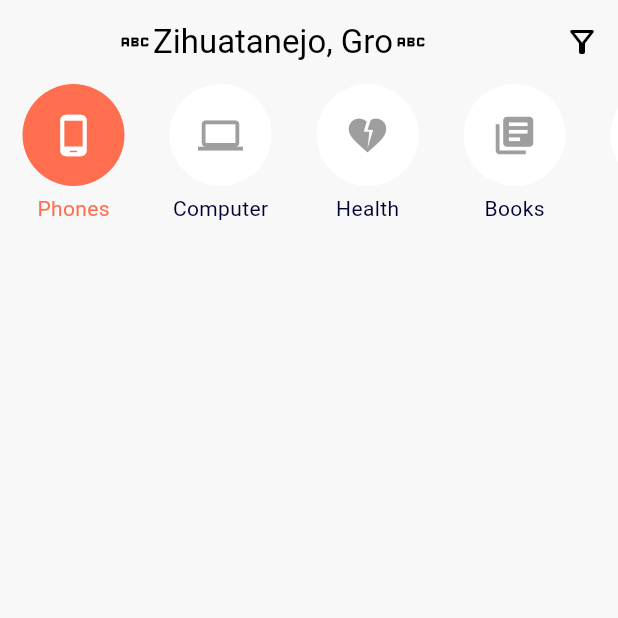
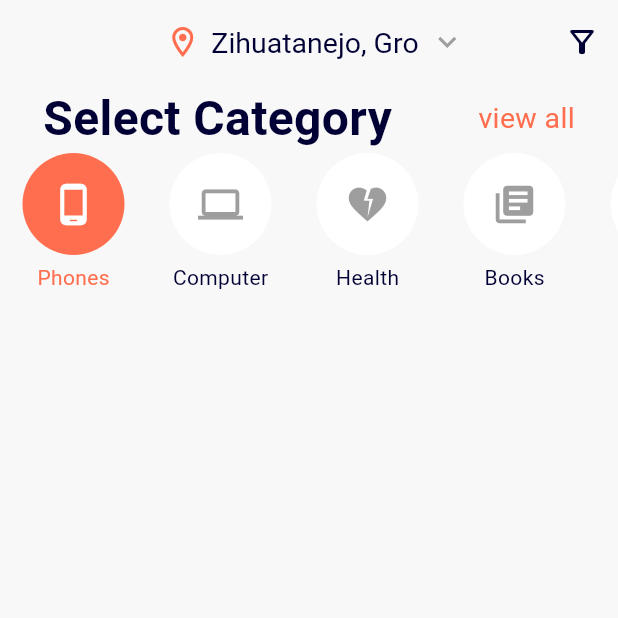
Before and after one commit to MatveevYasha/online-store-application, a Flutter app: the screen it shows after launch, on a phone screen of 412 x 824 dp, the top half of it. Run offline on Flutter 3.47's test engine with Material 2 defaults, Android fonts, the phone set to English and light mode, and no system bars.

Commit message:
add appBar

```diff
--- a/lib/ui/app.dart
+++ b/lib/ui/app.dart
@@ -1,6 +1,7 @@
 import 'package:flutter/material.dart';
 import 'package:online_store_application/ui/screens/splash_screen/splash_screen.dart';
 import 'package:online_store_application/ui/theme/color_scheme.dart';
+import 'package:online_store_application/ui/theme/text_theme.dart';
 
 class App extends StatelessWidget {
   const App({super.key});
@@ -10,6 +11,7 @@ class App extends StatelessWidget {
     return MaterialApp(
       title: 'Online store application',
       theme: ThemeData(
+        textTheme: textTheme,
         useMaterial3: true,
         colorScheme: colorScheme,
       ),
--- a/lib/ui/screens/home_screen/home_screen.dart
+++ b/lib/ui/screens/home_screen/home_screen.dart
@@ -1,7 +1,11 @@
+// ignore_for_file: public_member_api_docs, sort_constructors_first
 import 'package:flutter/material.dart';
-import 'package:online_store_application/data/models/category_token.dart';
+
 import 'package:online_store_application/ui/screens/home_screen/widgets/category_select.dart';
+import 'package:online_store_application/ui/screens/home_screen/widgets/category_text.dart';
+import 'package:online_store_application/ui/screens/home_screen/widgets/main_app_bar.dart';
 import 'package:online_store_application/ui/theme/color_scheme.dart';
+import 'package:online_store_application/ui/theme/text_theme.dart';
 
 class HomeScreen extends StatefulWidget {
   const HomeScreen({super.key});
@@ -14,24 +18,14 @@ class _HomeScreenState extends State<HomeScreen> {
   @override
   Widget build(BuildContext context) {
     return Scaffold(
-      appBar: AppBar(
-        title: Row(
-          mainAxisAlignment: MainAxisAlignment.center,
-          children: [
-            Icon(Icons.abc),
-            Text('Zihuatanejo, Gro'),
-            Icon(Icons.abc),
-          ],
-          // переделать
-        ),
-        actions: [
-          IconButton(
-              onPressed: () {}, icon: const Icon(Icons.filter_alt_outlined))
-        ],
-      ),
+      appBar: const MainAppBar(),
       body: Column(
-        children: const [
-          CategoryList(),
+        children: [
+          CategoryText(
+            textLeft: 'Select Category',
+            textRight: 'view all',
+          ),
+          const CategoryList(),
         ],
       ),
     );
--- /dev/null
+++ b/lib/ui/screens/home_screen/widgets/category_text.dart
@@ -0,0 +1,30 @@
+import 'package:flutter/material.dart';
+import 'package:online_store_application/ui/theme/color_scheme.dart';
+import 'package:online_store_application/ui/theme/text_theme.dart';
+
+class CategoryText extends StatelessWidget {
+  String textLeft;
+  String textRight;
+  CategoryText({
+    Key? key,
+    required this.textLeft,
+    required this.textRight,
+  }) : super(key: key);
+
+  @override
+  Widget build(BuildContext context) {
+    return Row(
+      mainAxisAlignment: MainAxisAlignment.spaceAround,
+      children: [
+        Text(
+          textLeft,
+          style: textTheme.displayLarge,
+        ),
+        Text(
+          textRight,
+          style: textTheme.displaySmall?.copyWith(color: colorScheme.primary),
+        ),
+      ],
+    );
+  }
+}
--- /dev/null
+++ b/lib/ui/screens/home_screen/widgets/main_app_bar.dart
@@ -0,0 +1,46 @@
+import 'package:flutter/material.dart';
+import 'package:online_store_application/ui/theme/color_scheme.dart';
+import 'package:online_store_application/ui/theme/text_theme.dart';
+
+class MainAppBar extends StatelessWidget with PreferredSizeWidget {
+  const MainAppBar({
+    super.key,
+  });
+
+  @override
+  Size get preferredSize => Size.fromHeight(kToolbarHeight);
+
+  @override
+  Widget build(BuildContext context) {
+    return AppBar(
+      leading: IconButton(
+        icon: const Icon(null),
+        onPressed: () {},
+      ),
+      title: Row(
+        mainAxisAlignment: MainAxisAlignment.center,
+        children: [
+          Icon(
+            Icons.location_on_outlined,
+            color: colorScheme.primary,
+          ),
+          Padding(
+            padding: const EdgeInsets.symmetric(horizontal: 7),
+            child: Text(
+              'Zihuatanejo, Gro',
+              style: textTheme.displaySmall,
+            ),
+          ),
+          Icon(
+            Icons.keyboard_arrow_down_outlined,
+            color: colorScheme.onSecondary,
+          ),
+        ],
+      ),
+      actions: [
+        IconButton(
+            onPressed: () {}, icon: const Icon(Icons.filter_alt_outlined))
+      ],
+    );
+  }
+}
--- a/lib/ui/theme/color_scheme.dart
+++ b/lib/ui/theme/color_scheme.dart
@@ -11,4 +11,5 @@ const colorScheme = ColorScheme(
   background: Color(0xFFF8F8F8),
   onBackground: Colors.red,
   surface: Color(0xFFF8F8F8),
-    onSurface: Colors.black);
+  onSurface: Color(0xff010035),
+);
--- /dev/null
+++ b/lib/ui/theme/text_theme.dart
@@ -0,0 +1,20 @@
+import 'package:flutter/material.dart';
+
+const textTheme = TextTheme(
+  titleMedium: TextStyle(
+    fontWeight: FontWeight.w400,
+    fontSize: 13,
+  ),
+  displaySmall: TextStyle(
+    fontWeight: FontWeight.w400,
+    fontSize: 19,
+  ),
+  displayMedium: TextStyle(
+    fontWeight: FontWeight.w400,
+    fontSize: 23,
+  ),
+  displayLarge: TextStyle(
+    fontWeight: FontWeight.w700,
+    fontSize: 32,
+  ),
+);
```
Lines whose indentation alone changed are shown as unchanged.
